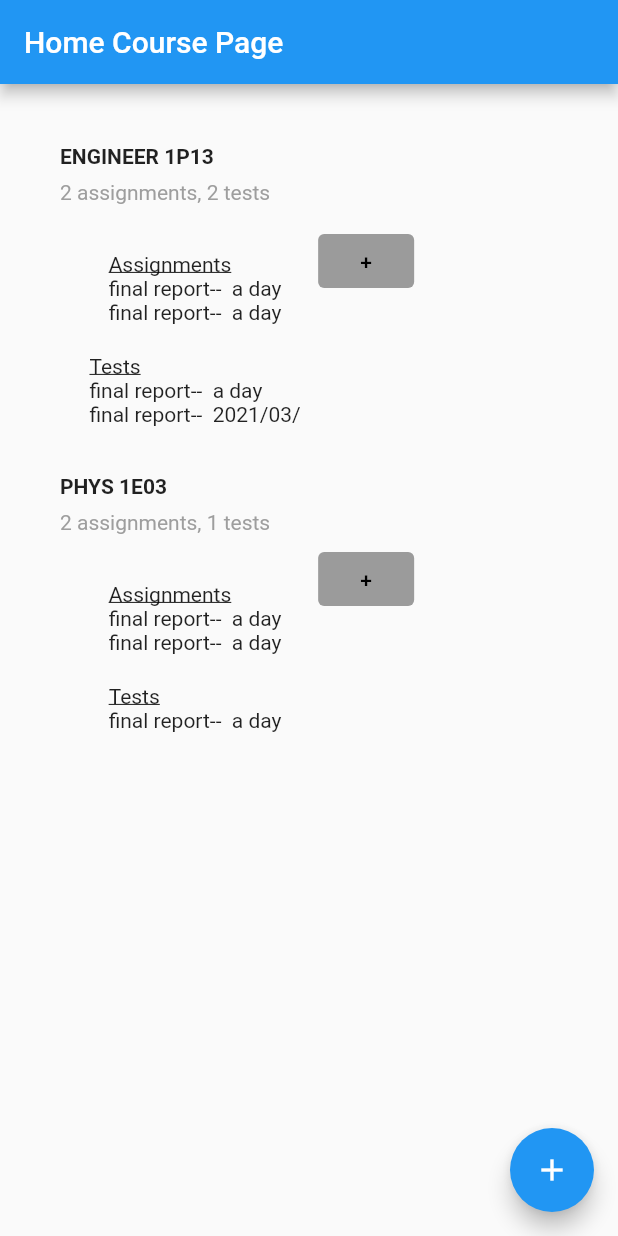
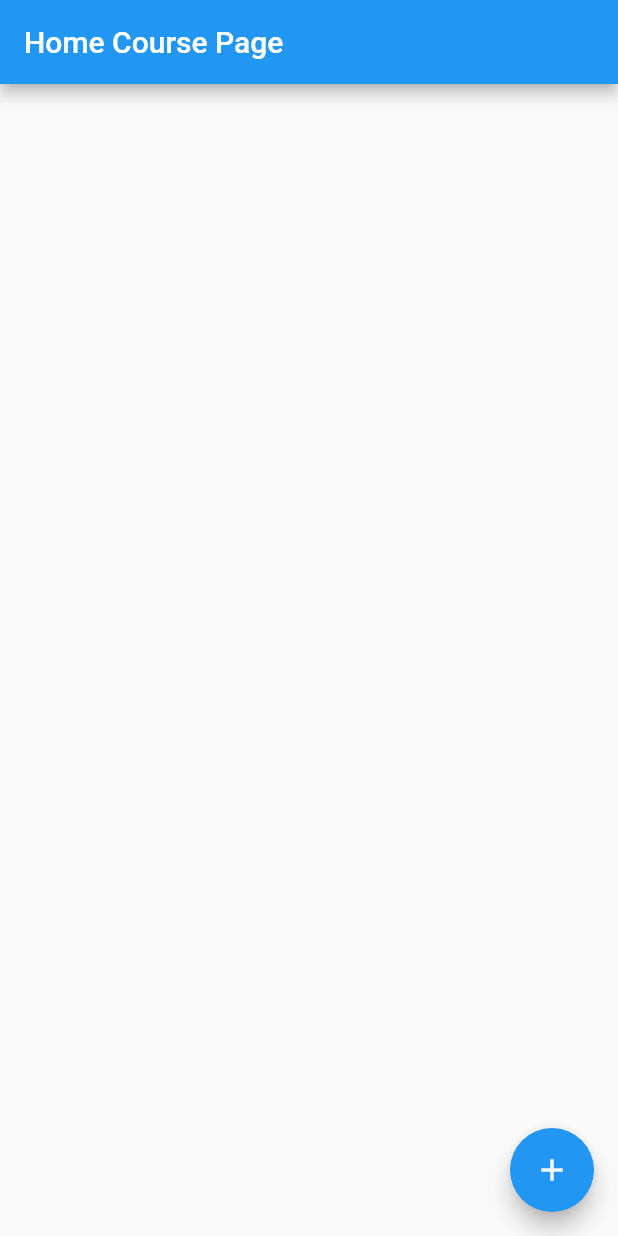
Before and after one commit to SamKhzym/Plan2Learn, a Flutter app: the screen it shows after launch, on a phone screen of 412 x 824 dp. Run offline on Flutter 3.47's test engine with Material 2 defaults, Android fonts, the phone set to English and light mode, and no system bars; our stand-ins replace sqflite; missing offline and left inert: collapsible; accounts and stored records are empty.

```diff
--- a/lib/main.dart
+++ b/lib/main.dart
@@ -25,6 +25,7 @@ class MyApp extends StatelessWidget {
         primarySwatch: Colors.blue,
       ),
       home: HomeScreen(),
+      debugShowCheckedModeBanner: false,
     );
   }
 }
--- a/lib/screens/home.dart
+++ b/lib/screens/home.dart
@@ -69,12 +69,12 @@ class HomeScreenState extends State<HomeScreen> {
           Column(
             crossAxisAlignment: CrossAxisAlignment.start,
             children: <Widget>[
-              Text(
-                  "Assignments",
+                  Text("Assignments",
                       style: TextStyle(
                         decoration: TextDecoration.underline,
                       ))
-            ] + assignments,
+                ] +
+                assignments,
           ),
         ],
       );
@@ -84,12 +84,12 @@ class HomeScreenState extends State<HomeScreen> {
           Column(
             crossAxisAlignment: CrossAxisAlignment.start,
             children: <Widget>[
-              Text(
-                "Tests",
+                  Text("Tests",
                       style: TextStyle(
                         decoration: TextDecoration.underline,
                       ))
-            ] + tests,
+                ] +
+                tests,
           ),
         ],
       );
@@ -126,8 +126,7 @@ class HomeScreenState extends State<HomeScreen> {
           ),
           Visibility(
               visible: isCollapsed,
-            child: Column(
-              children: [
+              child: Column(children: [
                 Container(
                   padding: const EdgeInsets.only(left: 40, bottom: 20),
                   child: assignmentsWidget,
@@ -136,14 +135,14 @@ class HomeScreenState extends State<HomeScreen> {
                   padding: const EdgeInsets.only(left: 40),
                   child: testsWidget,
                 ),
-            ]
-              ))
+              ]))
         ]),
         TextButton(
             onPressed: () async {
               await Navigator.push(
                   context, MaterialPageRoute(builder: (context) => AddWork()));
-              updateState(); },
+              updateState();
+            },
             child: Text("+"),
             style: TextButton.styleFrom(
                 primary: Colors.black, backgroundColor: Colors.black38))
@@ -210,7 +209,7 @@ class AddCourse extends StatelessWidget {
 }
 
 class AddWork extends StatefulWidget {
-  AddWork({Key key}): super(key: key);
+  AddWork({Key key}) : super(key: key);
 
   State createState() => AddWorkState();
 }
@@ -227,7 +226,6 @@ class AddWorkState extends State<AddWork> {
       course = i;
       print(course);
     });
-
   }
 
   List<Widget> makeCourseRadioButtons() {
@@ -240,14 +238,12 @@ class AddWorkState extends State<AddWork> {
             //groupValue: course,
             value: i,
             onChanged: printStuff,
-          )
-      );
+          ));
 
       buttons.add(button);
     }
 
     return buttons;
-
   }
 
   @override
@@ -258,14 +254,9 @@ class AddWorkState extends State<AddWork> {
         ),
         body: Center(
             child: Column(children: [
-            Column(
-                children: makeCourseRadioButtons()
-            ),
-            Row (
-              children: [
-                Text(
-                  "isAssignment?"
-                ),
+          Column(children: makeCourseRadioButtons()),
+          Row(children: [
+            Text("isAssignment?"),
             Switch(
               value: isAssignment,
               onChanged: (value) {
@@ -275,9 +266,7 @@ class AddWorkState extends State<AddWork> {
                 });
               },
             ),
-              ]
-            ),
-
+          ]),
           TextField(
             controller: nameController,
             decoration: InputDecoration(
@@ -286,29 +275,31 @@ class AddWorkState extends State<AddWork> {
           TextField(
             controller: deadlineController,
             decoration: InputDecoration(
-                  border: OutlineInputBorder(), labelText: "Deadline (YYYY/MM/DD)"),
+                border: OutlineInputBorder(),
+                labelText: "Deadline (YYYY/MM/DD)"),
           ),
           ElevatedButton(
             onPressed: () {
               if (isAssignment) {
-              var assmt = new Assignment(100, States.getCourseList()[course], nameController.text, deadlineController.text, "", 0, false);
+                var assmt = new Assignment(100, States.getCourseList()[course],
+                    nameController.text, deadlineController.text, "", 0, false);
                 States.courseList[course].addAssignment(assmt);
-            }
-            else {
-              var test = new Test(100, States.getCourseList()[course], nameController.text, deadlineController.text, "", 0, false);
+              } else {
+                var test = new Test(100, States.getCourseList()[course],
+                    nameController.text, deadlineController.text, "", 0, false);
                 States.courseList[course].addTest(test);
               }
 
+              Navigator.pop(context);
             },
             child: Text('Submit!'),
-        )])));
+          )
+        ])));
   }
-
 }
 
 class States {
   static List<String> getCourseList() {
-
     List<String> _courses = [];
 
     for (int i = 0; i < States.courseList.length; i++) {
@@ -316,85 +307,8 @@ class States {
     }
 
     return _courses;
+  }
 
+  static String course = "";
+  static List<Course> courseList = [];
 }
-  static String course = "";
-  static List<Course> courseList = [
-    new Course("ENGINEER 1P13", [
-      new Assignment(
-        0, "eng1p13", "final report", "a day", "stuff", 50, true,
-        // id: 0,
-        // course: "eng1p13",
-        // name: "final report",
-        // deadline: "a day",
-        // workblocks: "stuff",
-        // etc: 50,
-        // priority: true,
-      ),
-      new Assignment(
-        0, "eng1p13", "final report", "a day", "stuff", 50, true,
-        // id: 1,
-        // course: "eng1p13",
-        // name: "individual research",
-        // deadline: "some day",
-        // workblocks: "things",
-        // etc: 60,
-        // priority: false,
-      ),
-    ], [
-      new Test(
-        0, "eng1p13", "final report", "a day", "stuff", 50, true,
-        // id: 0,
-        // course: "eng1p13",
-        // name: "midterm1",
-        // deadline: "day",
-        // workblocks: "yuhh",
-        // etc: 120,
-        // priority: true,
-      ),
-      new Test(
-        0, "eng1p13", "final report", "2021/03/", "stuff", 50, true,
-        // id: 0,
-        // course: "eng1p13",
-        // name: "exam",
-        // deadline: "ight",
-        // workblocks: "ok",
-        // etc: 20,
-        // priority: true,
-      ),
-    ]),
-    new Course("PHYS 1E03", [
-      new Assignment(
-        0, "eng1p13", "final report", "a day", "stuff", 50, true,
-        // id: 0,
-        // course: "phys1e03",
-        // name: "capa",
-        // deadline: "tmrw",
-        // workblocks: "ughh",
-        // etc: 90,
-        // priority: false,
-      ),
-      new Assignment(
-        0, "eng1p13", "final report", "a day", "stuff", 50, true,
-        // id: 0,
-        // course: "phys1e03",
-        // name: "lab 4",
-        // deadline: "sfjn",
-        // workblocks: "stasuff",
-        // etc: 400,
-        // priority: true,
-      )
-    ], [
-      new Test(
-        0, "eng1p13", "final report", "a day", "stuff", 50, true,
-        // id: 0,
-        // course: "phys1e03",
-        // name: "midterm 2",
-        // deadline: "one day",
-        // workblocks: "asfnvfn",
-        // etc: 200,
-        // priority: true,
-      )
-    ])
-  ];
-}
```
Lines whose indentation alone changed are shown as unchanged.
